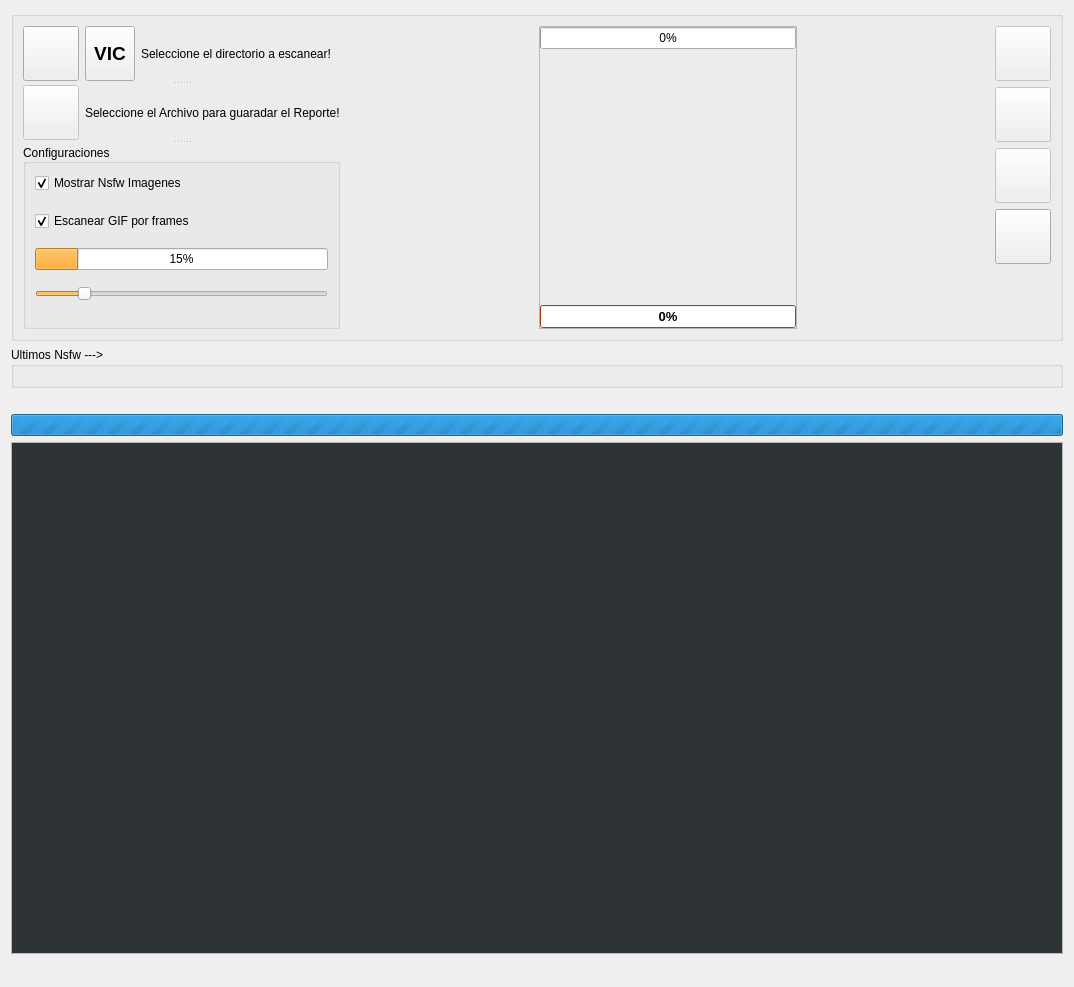
Old version of the form src/ui/scann_ui/ui_nsfw_scann.ui in the repository sclMAX/NsfwScannAndExplorer.
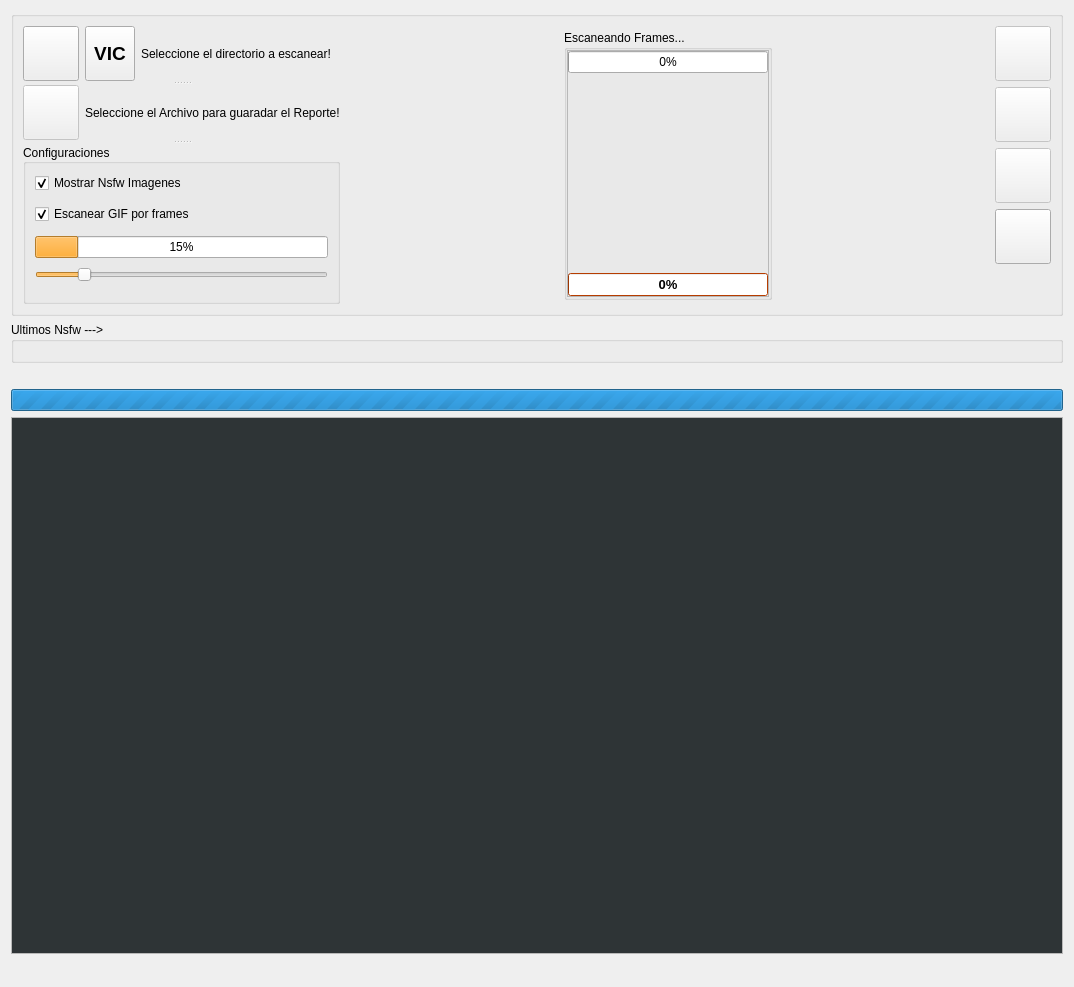
New version of the form. Icons and pictures are not drawn.

Commit message: Agregado nsfw log, video scann, gif scann y pausa

Diff of the .ui file:
```diff
--- a/src/ui/scann_ui/ui_nsfw_scann.ui
+++ b/src/ui/scann_ui/ui_nsfw_scann.ui
@@ -400,10 +400,37 @@
         </property>
        </spacer>
       </item>
-      <item alignment="Qt::AlignTop">
+      <item>
+       <widget class="QGroupBox" name="video_viewer">
+        <property name="sizePolicy">
+         <sizepolicy hsizetype="Fixed" vsizetype="Fixed">
+          <horstretch>0</horstretch>
+          <verstretch>0</verstretch>
+         </sizepolicy>
+        </property>
+        <property name="title">
+         <string>Escaneando Frames...</string>
+        </property>
+        <layout class="QVBoxLayout" name="verticalLayout_4">
+         <property name="sizeConstraint">
+          <enum>QLayout::SetFixedSize</enum>
+         </property>
+         <property name="leftMargin">
+          <number>0</number>
+         </property>
+         <property name="topMargin">
+          <number>0</number>
+         </property>
+         <property name="rightMargin">
+          <number>0</number>
+         </property>
+         <property name="bottomMargin">
+          <number>0</number>
+         </property>
+         <item>
        <widget class="QFrame" name="video">
         <property name="sizePolicy">
-         <sizepolicy hsizetype="Fixed" vsizetype="Expanding">
+            <sizepolicy hsizetype="Fixed" vsizetype="Fixed">
           <horstretch>0</horstretch>
           <verstretch>0</verstretch>
          </sizepolicy>
@@ -424,6 +451,9 @@
          <property name="spacing">
           <number>0</number>
          </property>
+            <property name="sizeConstraint">
+             <enum>QLayout::SetFixedSize</enum>
+            </property>
          <property name="leftMargin">
           <number>0</number>
          </property>
@@ -439,7 +469,7 @@
          <item>
           <layout class="QVBoxLayout" name="verticalLayout_5">
            <property name="sizeConstraint">
-            <enum>QLayout::SetFixedSize</enum>
+               <enum>QLayout::SetDefaultConstraint</enum>
            </property>
            <item>
             <widget class="QProgressBar" name="progressBar_2">
@@ -455,8 +485,20 @@
             <widget class="QLabel" name="video_frame">
              <property name="minimumSize">
               <size>
-               <width>256</width>
-               <height>256</height>
+                  <width>200</width>
+                  <height>200</height>
+                 </size>
+                </property>
+                <property name="maximumSize">
+                 <size>
+                  <width>220</width>
+                  <height>200</height>
+                 </size>
+                </property>
+                <property name="baseSize">
+                 <size>
+                  <width>220</width>
+                  <height>220</height>
               </size>
              </property>
              <property name="text">
@@ -901,6 +943,9 @@
         </layout>
        </widget>
       </item>
+        </layout>
+       </widget>
+      </item>
       <item>
        <spacer name="horizontalSpacer">
         <property name="orientation">
```
Left out of the diff: 11 changed lines with no effect on the pictures. Lines whose indentation alone changed are shown as unchanged. The commit also changes 5 other files.
